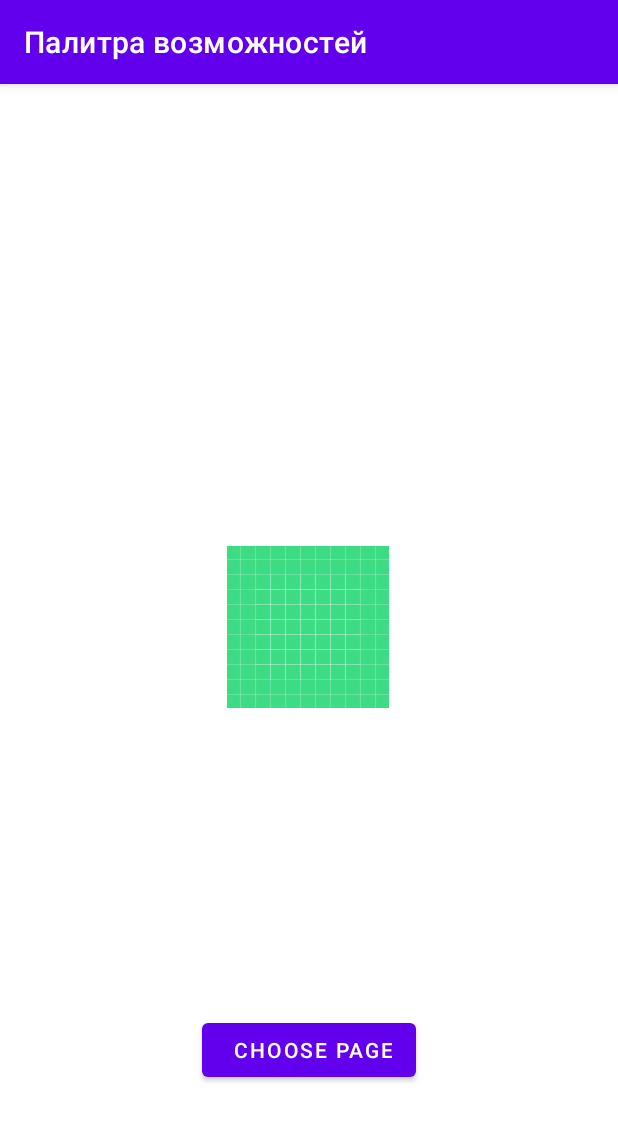
After one commit to Hiro-lowskill/AmgaLic2, an Android app: the UploadPhotoActivity screen opened directly, with no data from a screen before it, on a phone screen of 412 x 824 dp. The commit adds this screen. Shown: the top 1121 px of the screen. Run offline under Robolectric (Android 15) with nearby library versions, the phone set to English and light mode, and no system bars; our stand-ins replace Firebase (no records; nobody signed in at launch, a user with empty details on screens opened directly).

Commit message:
error correction, Upload Photo, and tweaking the design

```diff
--- a/app/build.gradle
+++ b/app/build.gradle
@@ -38,6 +38,7 @@ dependencies {
     implementation 'androidx.constraintlayout:constraintlayout:2.0.4'
     implementation 'com.google.firebase:firebase-database:20.0.4'
     implementation 'com.google.firebase:firebase-auth:21.0.3'
+    implementation 'com.google.firebase:firebase-storage:20.0.1'
     testImplementation 'junit:junit:4.+'
     androidTestImplementation 'androidx.test.ext:junit:1.1.2'
     androidTestImplementation 'androidx.test.espresso:espresso-core:3.3.0'
--- a/app/src/main/java/com/example/myapplication/MainMenuActivity.java
+++ b/app/src/main/java/com/example/myapplication/MainMenuActivity.java
@@ -25,4 +25,10 @@ public class MainMenuActivity extends AppCompatActivity {
     public void onSwitcherClick(View view){
         mImageSwitcher.showNext();
     }
+
+    public void btn2(View view) {
+        Intent i = new Intent(this, UploadPhotoActivity.class);
+        startActivity(i);
+        finish();
+    }
 }
--- /dev/null
+++ b/app/src/main/java/com/example/myapplication/UploadPhotoActivity.java
@@ -0,0 +1,102 @@
+package com.example.myapplication;
+
+import androidx.annotation.NonNull;
+import androidx.annotation.Nullable;
+import androidx.appcompat.app.AppCompatActivity;
+
+import android.content.Intent;
+import android.graphics.Bitmap;
+import android.graphics.drawable.BitmapDrawable;
+import android.media.Image;
+import android.net.Uri;
+import android.os.Bundle;
+import android.util.Log;
+import android.view.View;
+import android.widget.ImageView;
+import android.widget.Toast;
+
+import com.google.android.gms.tasks.Continuation;
+import com.google.android.gms.tasks.OnCompleteListener;
+import com.google.android.gms.tasks.Task;
+import com.google.firebase.storage.FirebaseStorage;
+import com.google.firebase.storage.StorageReference;
+import com.google.firebase.storage.UploadTask;
+
+import java.io.ByteArrayInputStream;
+import java.io.ByteArrayOutputStream;
+import java.io.OutputStream;
+
+public class UploadPhotoActivity extends AppCompatActivity {
+
+    private ImageView ShowImage;
+    private StorageReference mStorageRef;
+    private Uri uploadUri;
+
+
+    @Override
+    protected void onCreate(Bundle savedInstanceState) {
+        super.onCreate(savedInstanceState);
+        setContentView(R.layout.activity_upload_photo);
+        init();
+    }
+
+    public void init() {
+        ShowImage = findViewById(R.id.ShowImage);
+        mStorageRef = FirebaseStorage.getInstance().getReference("Image_User");
+
+    }
+
+    public void Choose(View view) {
+        getImage();
+
+    }
+
+    @Override
+    protected void onActivityResult(int requestCode, int resultCode, @Nullable Intent data) {
+        super.onActivityResult(requestCode, resultCode, data);
+        if (requestCode == 1 && data != null && data.getData() != null) {
+            if (resultCode == RESULT_OK) {
+                Log.d("MyLog", "Image URI" + data.getData());
+                ShowImage.setImageURI(data.getData());
+                uploadImage();
+
+            }
+
+
+        }
+
+    }
+
+    private void uploadImage()
+    {
+        Bitmap bitmap = ((BitmapDrawable) ShowImage.getDrawable()).getBitmap();
+        ByteArrayOutputStream baos = new ByteArrayOutputStream();
+        bitmap.compress(Bitmap.CompressFormat.JPEG, 100,baos);
+        byte[] byteArray = baos.toByteArray();
+        final StorageReference mRef = mStorageRef.child(System.currentTimeMillis() + "my image");
+        UploadTask up = mRef.putBytes(byteArray);
+        Task<Uri> task = up.continueWithTask(new Continuation<UploadTask.TaskSnapshot, Task<Uri>>() {
+            @Override
+            public Task<Uri> then(@NonNull Task<UploadTask.TaskSnapshot> task) throws Exception {
+                return mRef.getDownloadUrl();
+            }
+        }).addOnCompleteListener(new OnCompleteListener<Uri>() {
+            @Override
+            public void onComplete(@NonNull Task<Uri> task) {
+                uploadUri = task.getResult();
+                Toast.makeText(UploadPhotoActivity.this,"Картинка успешно загружена",Toast.LENGTH_SHORT).show();
+
+            }
+        });
+
+    }
+
+
+    private void getImage(){
+        Intent Choose = new Intent();
+        Choose.setType("image/*");
+        Choose.setAction(Intent.ACTION_GET_CONTENT);
+        startActivityForResult(Choose,1);
+
+    }
+}
--- a/app/src/main/res/layout/activity_mainmenu.xml
+++ b/app/src/main/res/layout/activity_mainmenu.xml
@@ -132,6 +132,7 @@
         android:layout_marginEnd="36dp"
         android:layout_marginBottom="20dp"
         android:background="@drawable/btn_photo"
+        android:onClick="btn2"
         app:layout_constraintBottom_toTopOf="@+id/imageView11"
         app:layout_constraintEnd_toEndOf="parent"
         app:layout_constraintStart_toEndOf="@+id/imageButton11"
--- /dev/null
+++ b/app/src/main/res/layout/activity_upload_photo.xml
@@ -0,0 +1,32 @@
+<?xml version="1.0" encoding="utf-8"?>
+<androidx.constraintlayout.widget.ConstraintLayout xmlns:android="http://schemas.android.com/apk/res/android"
+    xmlns:app="http://schemas.android.com/apk/res-auto"
+    xmlns:tools="http://schemas.android.com/tools"
+    android:layout_width="match_parent"
+    android:layout_height="match_parent"
+    tools:context=".UploadPhotoActivity">
+
+    <Button
+        android:id="@+id/button5"
+        android:layout_width="wrap_content"
+        android:layout_height="wrap_content"
+        android:layout_marginBottom="100dp"
+        android:onClick="Choose"
+        android:text=" choose page"
+        android:textColor="#FFFFFF"
+        app:layout_constraintBottom_toBottomOf="parent"
+        app:layout_constraintEnd_toEndOf="parent"
+        app:layout_constraintStart_toStartOf="parent"
+        app:rippleColor="#FFFFFF" />
+
+    <ImageView
+        android:id="@+id/ShowImage"
+        android:layout_width="wrap_content"
+        android:layout_height="wrap_content"
+        android:layout_marginTop="308dp"
+        app:layout_constraintEnd_toEndOf="parent"
+        app:layout_constraintHorizontal_bias="0.498"
+        app:layout_constraintStart_toStartOf="parent"
+        app:layout_constraintTop_toTopOf="parent"
+        app:srcCompat="@drawable/ic_launcher_background" />
+</androidx.constraintlayout.widget.ConstraintLayout>
```
Also changed, not shown: app/src/main/AndroidManifest.xml (+7 -4 lines).
